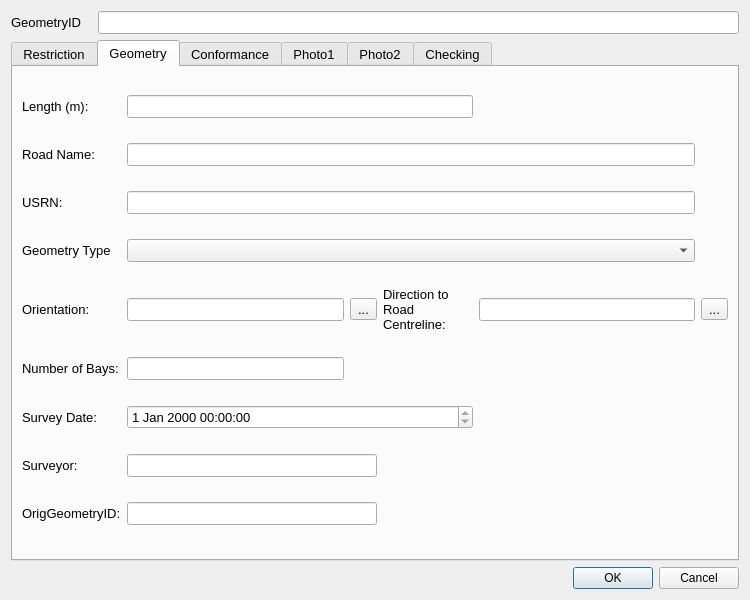
Before: the Qt Designer form restrictionBayDetails_dialog_base.ui in tlh22/TOMs, drawn with Qt 5.
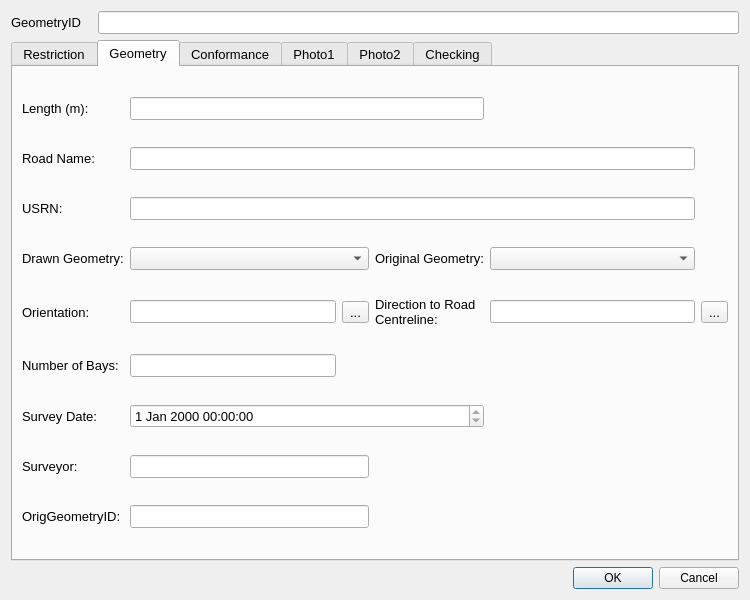
After: the same form once the commit is applied. The open tabs and pages were chosen to show the change. Custom widgets are drawn as their Qt base class.

Commit message:
Transactions - slight update
Further work required

```diff
--- a/restrictionBayDetails_dialog_base.ui
+++ b/restrictionBayDetails_dialog_base.ui
@@ -260,6 +260,20 @@
          <string>Geometry</string>
         </attribute>
         <layout class="QGridLayout" name="gridLayout_2">
+         <item row="7" column="0">
+          <widget class="QLabel" name="label_4">
+           <property name="text">
+            <string>Survey Date:</string>
+           </property>
+          </widget>
+         </item>
+         <item row="6" column="1">
+          <widget class="QLineEdit" name="NrBays">
+           <property name="text">
+            <string/>
+           </property>
+          </widget>
+         </item>
          <item row="0" column="0">
           <widget class="QLabel" name="label_5">
            <property name="font">
@@ -272,41 +286,13 @@
            </property>
           </widget>
          </item>
-         <item row="5" column="1">
-          <widget class="QLineEdit" name="NrBays">
-           <property name="text">
-            <string/>
-           </property>
-          </widget>
-         </item>
-         <item row="6" column="0">
-          <widget class="QLabel" name="label_4">
-           <property name="text">
-            <string>Survey Date:</string>
-           </property>
-          </widget>
-         </item>
-         <item row="6" column="1" colspan="3">
-          <widget class="QDateTimeEdit" name="Bays_DateTime">
-           <property name="readOnly">
-            <bool>true</bool>
-           </property>
-          </widget>
-         </item>
-         <item row="7" column="0">
+         <item row="8" column="0">
           <widget class="QLabel" name="label_6">
            <property name="text">
             <string>Surveyor:</string>
            </property>
           </widget>
          </item>
-         <item row="7" column="1" colspan="2">
-          <widget class="QLineEdit" name="Surveyor">
-           <property name="readOnly">
-            <bool>true</bool>
-           </property>
-          </widget>
-         </item>
          <item row="0" column="1" colspan="3">
           <widget class="QLineEdit" name="Length">
            <property name="font">
@@ -319,27 +305,26 @@
            </property>
           </widget>
          </item>
-         <item row="1" column="0">
-          <widget class="QLabel" name="lbl_RoadName">
-           <property name="minimumSize">
-            <size>
-             <width>90</width>
-             <height>16</height>
-            </size>
+         <item row="8" column="1" colspan="2">
+          <widget class="QLineEdit" name="Surveyor">
+           <property name="readOnly">
+            <bool>true</bool>
            </property>
-           <property name="font">
-            <font>
-             <pointsize>10</pointsize>
-            </font>
-           </property>
-           <property name="text">
-            <string>Road Name:</string>
+          </widget>
+         </item>
+         <item row="7" column="1" colspan="3">
+          <widget class="QDateTimeEdit" name="Bays_DateTime">
+           <property name="readOnly">
+            <bool>true</bool>
            </property>
           </widget>
          </item>
          <item row="1" column="1" colspan="4">
           <widget class="QLineEdit" name="RoadName"/>
          </item>
+         <item row="2" column="1" colspan="4">
+          <widget class="QLineEdit" name="USRN"/>
+         </item>
          <item row="2" column="0">
           <widget class="QLabel" name="lbl_USRN">
            <property name="minimumSize">
@@ -358,8 +343,23 @@
            </property>
           </widget>
          </item>
-         <item row="2" column="1" colspan="4">
-          <widget class="QLineEdit" name="USRN"/>
+         <item row="1" column="0">
+          <widget class="QLabel" name="lbl_RoadName">
+           <property name="minimumSize">
+            <size>
+             <width>90</width>
+             <height>16</height>
+            </size>
+           </property>
+           <property name="font">
+            <font>
+             <pointsize>10</pointsize>
+            </font>
+           </property>
+           <property name="text">
+            <string>Road Name:</string>
+           </property>
+          </widget>
          </item>
          <item row="3" column="0">
           <widget class="QLabel" name="lbl_GeometryType">
@@ -375,21 +375,11 @@
             </font>
            </property>
            <property name="text">
-            <string>Geometry Type</string>
+            <string>Drawn Geometry:</string>
            </property>
           </widget>
          </item>
-         <item row="3" column="1" colspan="4">
-          <widget class="QComboBox" name="GeomShapeID">
-           <property name="editable">
-            <bool>false</bool>
-           </property>
-           <property name="currentIndex">
-            <number>-1</number>
-           </property>
-          </widget>
-         </item>
-         <item row="4" column="0">
+         <item row="5" column="0">
           <widget class="QLabel" name="lbl_Orientation">
            <property name="minimumSize">
             <size>
@@ -407,17 +397,42 @@
            </property>
           </widget>
          </item>
-         <item row="4" column="1">
-          <widget class="QLineEdit" name="BayOrientation"/>
-         </item>
-         <item row="4" column="2">
+         <item row="5" column="2">
           <widget class="QToolButton" name="toolButton">
            <property name="text">
             <string>...</string>
            </property>
           </widget>
          </item>
-         <item row="4" column="3">
+         <item row="5" column="1">
+          <widget class="QLineEdit" name="BayOrientation"/>
+         </item>
+         <item row="6" column="0">
+          <widget class="QLabel" name="lbl_NrBays">
+           <property name="minimumSize">
+            <size>
+             <width>90</width>
+             <height>16</height>
+            </size>
+           </property>
+           <property name="font">
+            <font>
+             <pointsize>10</pointsize>
+            </font>
+           </property>
+           <property name="text">
+            <string>Number of Bays:</string>
+           </property>
+          </widget>
+         </item>
+         <item row="5" column="4">
+          <widget class="QLineEdit" name="AzimuthToRoadCentreLine">
+           <property name="text">
+            <string/>
+           </property>
+          </widget>
+         </item>
+         <item row="5" column="3">
           <widget class="QLabel" name="lbl_AzToRoadCL">
            <property name="minimumSize">
             <size>
@@ -438,39 +453,17 @@
            </property>
           </widget>
          </item>
-         <item row="4" column="4">
-          <widget class="QLineEdit" name="AzimuthToRoadCentreLine">
-           <property name="text">
-            <string/>
-           </property>
-          </widget>
-         </item>
-         <item row="4" column="5">
+         <item row="5" column="5">
           <widget class="QToolButton" name="toolButton_2">
            <property name="text">
             <string>...</string>
            </property>
           </widget>
          </item>
-         <item row="5" column="0">
-          <widget class="QLabel" name="lbl_NrBays">
-           <property name="minimumSize">
-            <size>
-             <width>90</width>
-             <height>16</height>
-            </size>
-           </property>
-           <property name="font">
-            <font>
-             <pointsize>10</pointsize>
-            </font>
-           </property>
-           <property name="text">
-            <string>Number of Bays:</string>
-           </property>
-          </widget>
+         <item row="10" column="1" colspan="2">
+          <widget class="QLineEdit" name="GeometryID_171121"/>
          </item>
-         <item row="9" column="0">
+         <item row="10" column="0">
           <widget class="QLabel" name="lbl_RoadName_2">
            <property name="minimumSize">
             <size>
@@ -488,8 +481,25 @@
            </property>
           </widget>
          </item>
-         <item row="9" column="1" colspan="2">
-          <widget class="QLineEdit" name="GeometryID_171121"/>
+         <item row="3" column="1" colspan="2">
+          <widget class="QComboBox" name="GeomShapeID">
+           <property name="editable">
+            <bool>false</bool>
+           </property>
+           <property name="currentIndex">
+            <number>-1</number>
+           </property>
+          </widget>
+         </item>
+         <item row="3" column="3">
+          <widget class="QLabel" name="label_7">
+           <property name="text">
+            <string>Original Geometry:</string>
+           </property>
+          </widget>
+         </item>
+         <item row="3" column="4">
+          <widget class="QComboBox" name="OriginalGeomShapeID"/>
          </item>
         </layout>
        </widget>
```
The commit also changes 2 other files.
